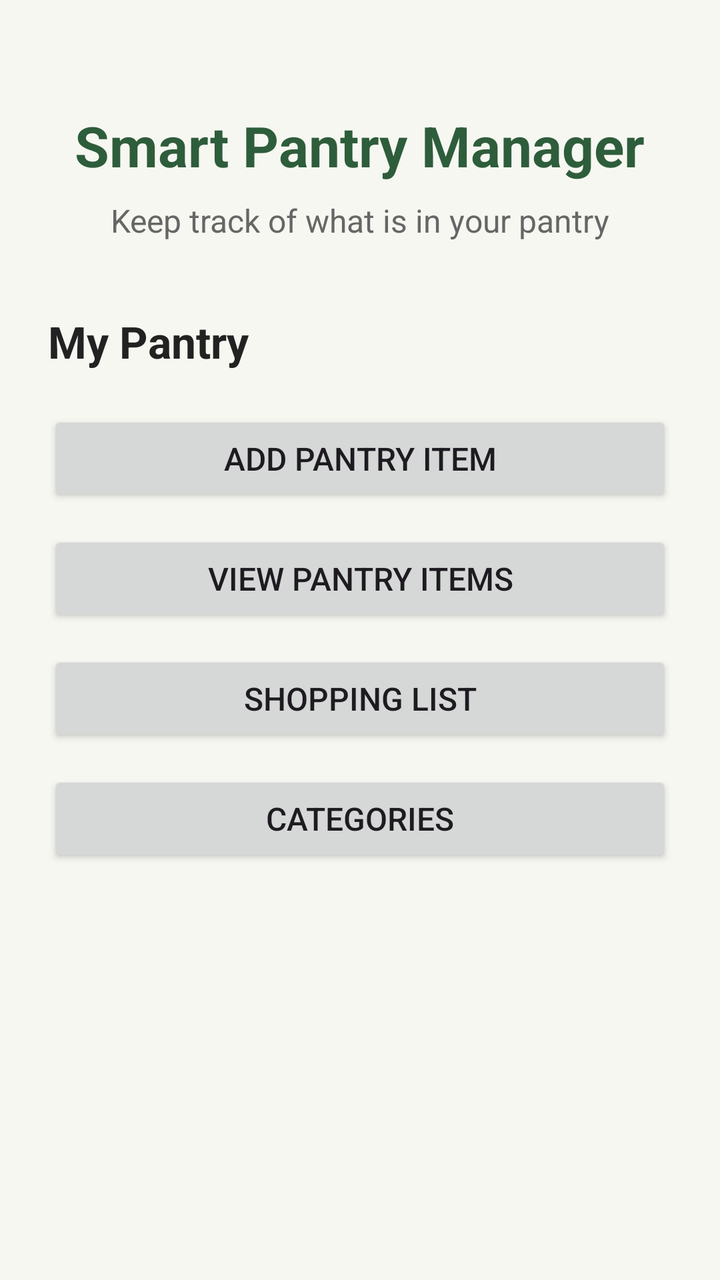
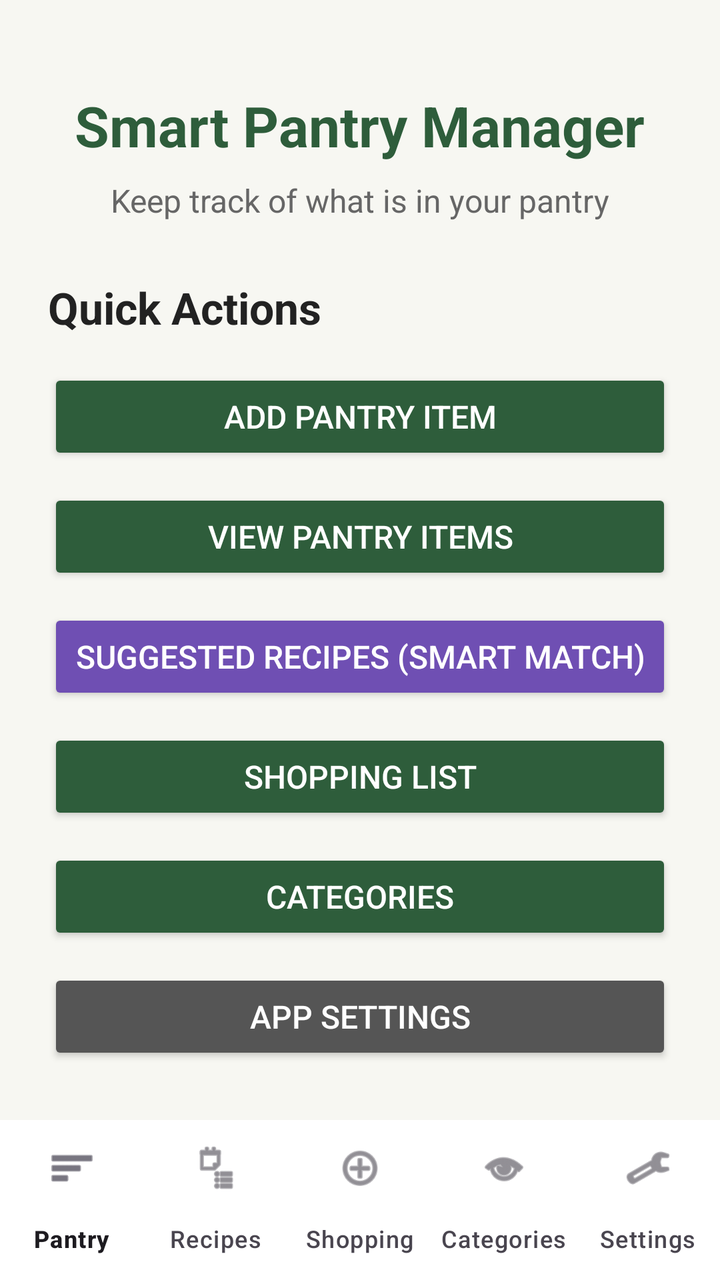

The first picture is an Android layout as it rendered before a commit; the second is the same layout after the commit. The layout source and the unified diff follow.
<!-- AndroidManifest.xml: application theme Theme.SmartPantryManager -->
<!-- res/layout/activity_main.xml -->
<?xml version="1.0" encoding="utf-8"?>
<ScrollView xmlns:android="http://schemas.android.com/apk/res/android"
    android:layout_width="match_parent"
    android:layout_height="match_parent"
    android:background="#F7F7F2"
    android:fillViewport="true">

    <LinearLayout
        android:layout_width="match_parent"
        android:layout_height="wrap_content"
        android:orientation="vertical"
        android:padding="24dp">

        <TextView
            android:layout_width="wrap_content"
            android:layout_height="wrap_content"
            android:text="Smart Pantry Manager"
            android:textColor="#2E5D3B"
            android:textSize="28sp"
            android:textStyle="bold"
            android:layout_gravity="center_horizontal"
            android:layout_marginTop="30dp"
            android:layout_marginBottom="8dp" />

        <TextView
            android:layout_width="wrap_content"
            android:layout_height="wrap_content"
            android:text="Keep track of what is in your pantry"
            android:textColor="#666666"
            android:textSize="16sp"
            android:layout_gravity="center_horizontal"
            android:layout_marginBottom="35dp" />

        <TextView
            android:layout_width="wrap_content"
            android:layout_height="wrap_content"
            android:text="My Pantry"
            android:textColor="#222222"
            android:textSize="22sp"
            android:textStyle="bold"
            android:layout_marginBottom="20dp" />

        <Button
            android:id="@+id/btnAddItem"
            android:layout_width="match_parent"
            android:layout_height="wrap_content"
            android:text="Add Pantry Item"
            android:textSize="16sp"
            android:layout_marginBottom="12dp" />

        <Button
            android:id="@+id/btnViewPantry"
            android:layout_width="match_parent"
            android:layout_height="wrap_content"
            android:text="View Pantry Items"
            android:textSize="16sp"
            android:layout_marginBottom="12dp" />

        <Button
            android:id="@+id/btnShoppingList"
            android:layout_width="match_parent"
            android:layout_height="wrap_content"
            android:text="Shopping List"
            android:textSize="16sp"
            android:layout_marginBottom="12dp" />

        <Button
            android:id="@+id/btnCategories"
            android:layout_width="match_parent"
            android:layout_height="wrap_content"
            android:text="Categories"
            android:textSize="16sp" />

    </LinearLayout>

</ScrollView>
<!-- resources referenced by this layout -->
<resources>
  <style name="Theme.SmartPantryManager" parent="Base.Theme.SmartPantryManager" />
  <style name="Base.Theme.SmartPantryManager" parent="Theme.Material3.DayNight.NoActionBar">
          
          
      </style>
</resources>

<!-- the commit's change to res/layout/activity_main.xml (unified diff, before → after) -->
@@ -1,76 +1,121 @@
 <?xml version="1.0" encoding="utf-8"?>
-<ScrollView xmlns:android="http://schemas.android.com/apk/res/android"
+<RelativeLayout xmlns:android="http://schemas.android.com/apk/res/android"
+    xmlns:app="http://schemas.android.com/apk/res-auto"
     android:layout_width="match_parent"
     android:layout_height="match_parent"
-    android:background="#F7F7F2"
-    android:fillViewport="true">
+    android:background="#F7F7F2">
 
-    <LinearLayout
+    <ScrollView
+        android:layout_width="match_parent"
+        android:layout_height="match_parent"
+        android:layout_above="@id/bottomNavigation"
+        android:fillViewport="true">
+
+        <LinearLayout
+            android:layout_width="match_parent"
+            android:layout_height="wrap_content"
+            android:orientation="vertical"
+            android:padding="24dp">
+
+            <TextView
+                android:layout_width="wrap_content"
+                android:layout_height="wrap_content"
+                android:text="Smart Pantry Manager"
+                android:textColor="#2E5D3B"
+                android:textSize="28sp"
+                android:textStyle="bold"
+                android:layout_gravity="center_horizontal"
+                android:layout_marginTop="20dp"
+                android:layout_marginBottom="8dp" />
+
+            <TextView
+                android:layout_width="wrap_content"
+                android:layout_height="wrap_content"
+                android:text="Keep track of what is in your pantry"
+                android:textColor="#666666"
+                android:textSize="16sp"
+                android:layout_gravity="center_horizontal"
+                android:layout_marginBottom="28dp" />
+
+            <TextView
+                android:layout_width="wrap_content"
+                android:layout_height="wrap_content"
+                android:text="Quick Actions"
+                android:textColor="#222222"
+                android:textSize="22sp"
+                android:textStyle="bold"
+                android:layout_marginBottom="16dp" />
+
+            <Button
+                android:id="@+id/btnAddItem"
+                android:layout_width="match_parent"
+                android:layout_height="wrap_content"
+                android:text="Add Pantry Item"
+                android:textSize="16sp"
+                android:backgroundTint="#2E5D3B"
+                android:textColor="#FFFFFF"
+                android:layout_marginBottom="12dp" />
+
+            <Button
+                android:id="@+id/btnViewPantry"
+                android:layout_width="match_parent"
+                android:layout_height="wrap_content"
+                android:text="View Pantry Items"
+                android:textSize="16sp"
+                android:backgroundTint="#2E5D3B"
+                android:textColor="#FFFFFF"
+                android:layout_marginBottom="12dp" />
+
+            <Button
+                android:id="@+id/btnSuggestedRecipes"
+                android:layout_width="match_parent"
+                android:layout_height="wrap_content"
+                android:text="Suggested Recipes (Smart Match)"
+                android:textSize="16sp"
+                android:backgroundTint="#6F4FB3"
+                android:textColor="#FFFFFF"
+                android:layout_marginBottom="12dp" />
+
+            <Button
+                android:id="@+id/btnShoppingList"
+                android:layout_width="match_parent"
+                android:layout_height="wrap_content"
+                android:text="Shopping List"
+                android:textSize="16sp"
+                android:backgroundTint="#2E5D3B"
+                android:textColor="#FFFFFF"
+                android:layout_marginBottom="12dp" />
+
+            <Button
+                android:id="@+id/btnCategories"
+                android:layout_width="match_parent"
+                android:layout_height="wrap_content"
+                android:text="Categories"
+                android:textSize="16sp"
+                android:backgroundTint="#2E5D3B"
+                android:textColor="#FFFFFF"
+                android:layout_marginBottom="12dp" />
+
+            <Button
+                android:id="@+id/btnSettings"
+                android:layout_width="match_parent"
+                android:layout_height="wrap_content"
+                android:text="App Settings"
+                android:textSize="16sp"
+                android:backgroundTint="#555555"
+                android:textColor="#FFFFFF" />
+
+        </LinearLayout>
+
+    </ScrollView>
+
+    <com.google.android.material.bottomnavigation.BottomNavigationView
+        android:id="@+id/bottomNavigation"
         android:layout_width="match_parent"
         android:layout_height="wrap_content"
-        android:orientation="vertical"
-        android:padding="24dp">
+        android:layout_alignParentBottom="true"
+        android:background="#FFFFFF"
+        app:menu="@menu/bottom_nav_menu"
+        app:labelVisibilityMode="labeled" />
 
-        <TextView
-            android:layout_width="wrap_content"
-            android:layout_height="wrap_content"
-            android:text="Smart Pantry Manager"
-            android:textColor="#2E5D3B"
-            android:textSize="28sp"
-            android:textStyle="bold"
-            android:layout_gravity="center_horizontal"
-            android:layout_marginTop="30dp"
-            android:layout_marginBottom="8dp" />
-
-        <TextView
-            android:layout_width="wrap_content"
-            android:layout_height="wrap_content"
-            android:text="Keep track of what is in your pantry"
-            android:textColor="#666666"
-            android:textSize="16sp"
-            android:layout_gravity="center_horizontal"
-            android:layout_marginBottom="35dp" />
-
-        <TextView
-            android:layout_width="wrap_content"
-            android:layout_height="wrap_content"
-            android:text="My Pantry"
-            android:textColor="#222222"
-            android:textSize="22sp"
-            android:textStyle="bold"
-            android:layout_marginBottom="20dp" />
-
-        <Button
-            android:id="@+id/btnAddItem"
-            android:layout_width="match_parent"
-            android:layout_height="wrap_content"
-            android:text="Add Pantry Item"
-            android:textSize="16sp"
-            android:layout_marginBottom="12dp" />
-
-        <Button
-            android:id="@+id/btnViewPantry"
-            android:layout_width="match_parent"
-            android:layout_height="wrap_content"
-            android:text="View Pantry Items"
-            android:textSize="16sp"
-            android:layout_marginBottom="12dp" />
-
-        <Button
-            android:id="@+id/btnShoppingList"
-            android:layout_width="match_parent"
-            android:layout_height="wrap_content"
-            android:text="Shopping List"
-            android:textSize="16sp"
-            android:layout_marginBottom="12dp" />
-
-        <Button
-            android:id="@+id/btnCategories"
-            android:layout_width="match_parent"
-            android:layout_height="wrap_content"
-            android:text="Categories"
-            android:textSize="16sp" />
-
-    </LinearLayout>
-
-</ScrollView>
+</RelativeLayout>
